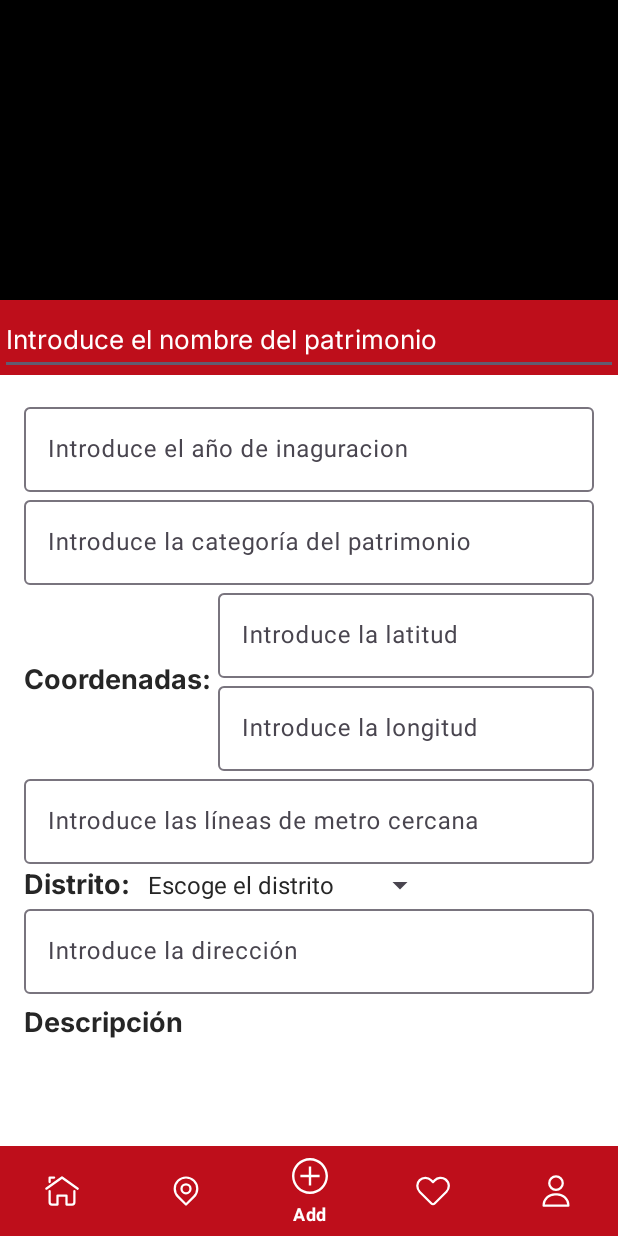
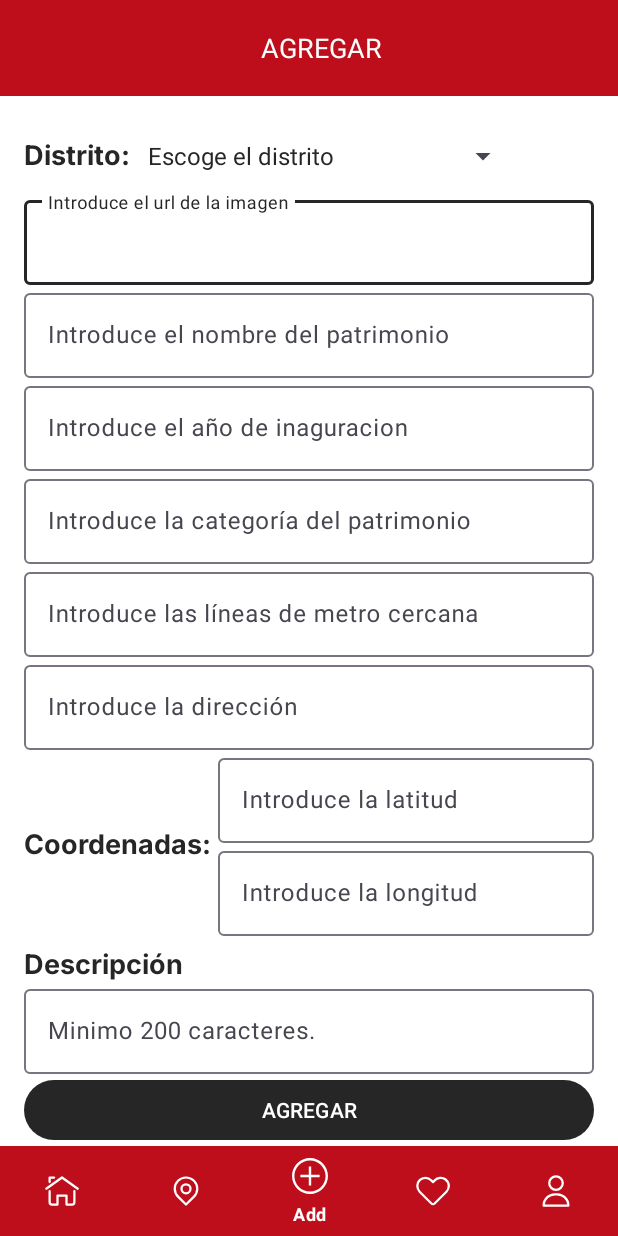
Before and after one commit to YanetC04/MadridIndustria, an Android app: the Add screen opened directly, with no data from a screen before it, on a phone screen of 412 x 824 dp. Run offline under Robolectric (Android 15) with nearby library versions, the phone set to English and light mode, and no system bars; our stand-ins replace Firebase (no records; nobody signed in at launch, a user with empty details on screens opened directly); Roboto replaces fonts that are not available here.

Commit message:
App Update

```diff
--- a/app/build.gradle.kts
+++ b/app/build.gradle.kts
@@ -12,7 +12,7 @@ android {
         minSdk = 26
         targetSdk = 34
         versionCode = 1
-        versionName = "0.1"
+        versionName = "0.2"
 
         testInstrumentationRunner = "androidx.test.runner.AndroidJUnitRunner"
     }
--- a/app/src/main/AndroidManifest.xml
+++ b/app/src/main/AndroidManifest.xml
@@ -5,6 +5,7 @@
     <uses-permission android:name="android.permission.INTERNET" />
     <uses-permission android:name="android.permission.ACCESS_FINE_LOCATION" />
     <uses-permission android:name="android.permission.ACCESS_COARSE_LOCATION" />
+    <uses-permission android:name="android.permission.READ_EXTERNAL_STORAGE" />
 
     <application
         android:allowBackup="true"
--- a/app/src/main/java/com/proyectointegrador/madridindustria/Password.java
+++ b/app/src/main/java/com/proyectointegrador/madridindustria/Password.java
@@ -15,9 +15,10 @@ public class Password extends AppCompatActivity {
         setContentView(R.layout.activity_password);
         TextView txt = findViewById(R.id.txt4);
         Button inicio = findViewById(R.id.iniciar);
+        String source = getIntent().getStringExtra("intent");
 
         txt.setOnClickListener(v -> {
-            Intent intent = new Intent(Password.this, Login.class);
+            Intent intent = new Intent(Password.this, Login.class).putExtra("intent", source);
             startActivity(intent);
         });
         inicio.setOnClickListener(v -> {
--- a/app/src/main/res/layout/activity_add.xml
+++ b/app/src/main/res/layout/activity_add.xml
@@ -5,53 +5,32 @@
     android:layout_width="match_parent"
     android:layout_height="match_parent"
     tools:context=".Add">
-    <androidx.coordinatorlayout.widget.CoordinatorLayout
-        android:layout_width="match_parent"
-        android:layout_height="match_parent"
-        app:layout_constraintBottom_toBottomOf="parent"
+
+    <androidx.appcompat.widget.Toolbar
+        android:id="@+id/toolbar"
+        android:layout_width="0dp"
+        android:layout_height="?attr/actionBarSize"
+        android:theme="@style/Theme.MadridIndustria.NoActionBar.HeaderRed"
         app:layout_constraintEnd_toEndOf="parent"
         app:layout_constraintStart_toStartOf="parent"
         app:layout_constraintTop_toTopOf="parent">
 
-        <com.google.android.material.appbar.AppBarLayout
-            android:id="@+id/appBarLayout"
+        <TextView
+            android:id="@+id/toolbar_title"
             android:layout_width="match_parent"
-            android:layout_height="wrap_content">
+            android:layout_height="wrap_content"
+            android:text="AGREGAR"
+            android:textSize="18sp"
+            android:gravity="center" />
+    </androidx.appcompat.widget.Toolbar>
 
-            <com.google.android.material.appbar.CollapsingToolbarLayout
-                android:id="@+id/toolbarCollapse"
-                android:layout_width="match_parent"
-                android:layout_height="250dp"
-                style="@style/CollapsingToolbarLayout.MadridIndustria.NoActionBar"
-                app:layout_scrollFlags="scroll|exitUntilCollapsed">
-
-                <ImageView
-                    android:id="@+id/imagen"
-                    android:layout_width="match_parent"
-                    android:layout_height="200dp"
-                    android:contentDescription="@string/contenido"
-                    android:src="@android:color/background_dark"
-                    android:scaleType="centerCrop" />
-
-                <androidx.constraintlayout.widget.ConstraintLayout
-                    android:id="@+id/input_nombre"
-                    android:layout_width="match_parent"
-                    android:layout_height="match_parent">
-
-                    <EditText
-                        android:id="@+id/nombre"
-                        style="@style/textContent"
-                        android:layout_width="0dp"
-                        android:layout_height="48dp"
-                        android:hint="Introduce el nombre del patrimonio"
-                        android:textColor="@color/white"
-                        android:textColorHint="@color/white"
-                        app:layout_constraintBottom_toBottomOf="parent"
-                        app:layout_constraintEnd_toEndOf="parent"
-                        app:layout_constraintStart_toStartOf="parent" />
-                </androidx.constraintlayout.widget.ConstraintLayout>
-            </com.google.android.material.appbar.CollapsingToolbarLayout>
-        </com.google.android.material.appbar.AppBarLayout>
+    <androidx.coordinatorlayout.widget.CoordinatorLayout
+        android:layout_width="match_parent"
+        android:layout_height="0dp"
+        app:layout_constraintBottom_toTopOf="@id/bottom_navigation"
+        app:layout_constraintEnd_toEndOf="parent"
+        app:layout_constraintStart_toStartOf="parent"
+        app:layout_constraintTop_toBottomOf="@id/toolbar">
 
         <androidx.core.widget.NestedScrollView
             android:id="@+id/nestedScrollView"
@@ -64,6 +43,52 @@
                 android:layout_height="wrap_content"
                 android:orientation="vertical"
                 android:padding="16dp">
+
+                <LinearLayout
+                    android:layout_width="match_parent"
+                    android:layout_height="wrap_content"
+                    android:orientation="horizontal">
+
+                    <TextView
+                        style="@style/textTitle"
+                        android:text="Distrito: " />
+
+                    <Spinner
+                        android:id="@+id/distrito"
+                        android:layout_width="wrap_content"
+                        android:layout_height="48dp"/>
+                </LinearLayout>
+
+                <com.google.android.material.textfield.TextInputLayout
+                    android:id="@+id/input_imagen"
+                    android:layout_width="match_parent"
+                    android:layout_height="wrap_content"
+                    app:layout_constraintBottom_toBottomOf="parent"
+                    app:layout_constraintEnd_toEndOf="parent"
+                    app:layout_constraintStart_toStartOf="parent">
+
+                    <EditText
+                        android:id="@+id/imagen"
+                        android:layout_width="match_parent"
+                        android:layout_height="wrap_content"
+                        android:hint="@string/ima"/>
+                </com.google.android.material.textfield.TextInputLayout>
+
+                <com.google.android.material.textfield.TextInputLayout
+                    android:id="@+id/input_nombre"
+                    android:layout_width="match_parent"
+                    android:layout_height="wrap_content"
+                    app:layout_constraintBottom_toBottomOf="parent"
+                    app:layout_constraintEnd_toEndOf="parent"
+                    app:layout_constraintStart_toStartOf="parent">
+
+                    <EditText
+                        android:id="@+id/nombre"
+                        android:layout_width="match_parent"
+                        android:layout_height="wrap_content"
+                        android:hint="@string/nom"/>
+                </com.google.android.material.textfield.TextInputLayout>
+
                 <com.google.android.material.textfield.TextInputLayout
                     android:id="@+id/input_inaguracion"
                     android:layout_width="match_parent"
@@ -73,7 +98,7 @@
                         android:id="@+id/inaguracion"
                         android:layout_width="match_parent"
                         android:layout_height="wrap_content"
-                        android:hint="Introduce el año de inaguracion"/>
+                        android:hint="@string/ina"/>
                 </com.google.android.material.textfield.TextInputLayout>
                 <com.google.android.material.textfield.TextInputLayout
                     android:id="@+id/input_patrimonio"
@@ -84,7 +109,31 @@
                         android:id="@+id/patrimonio"
                         android:layout_width="match_parent"
                         android:layout_height="wrap_content"
-                        android:hint="Introduce la categoría del patrimonio" />
+                        android:hint="@string/pat" />
+                </com.google.android.material.textfield.TextInputLayout>
+
+                <com.google.android.material.textfield.TextInputLayout
+                    android:id="@+id/input_metro"
+                    android:layout_width="match_parent"
+                    android:layout_height="wrap_content">
+
+                    <EditText
+                        android:id="@+id/metro"
+                        android:layout_width="match_parent"
+                        android:layout_height="wrap_content"
+                        android:hint="@string/met" />
+                </com.google.android.material.textfield.TextInputLayout>
+
+                <com.google.android.material.textfield.TextInputLayout
+                    android:id="@+id/input_direccion"
+                    android:layout_width="match_parent"
+                    android:layout_height="wrap_content">
+
+                    <EditText
+                        android:id="@+id/direccion"
+                        android:layout_width="match_parent"
+                        android:layout_height="wrap_content"
+                        android:hint="@string/dir" />
                 </com.google.android.material.textfield.TextInputLayout>
 
                 <LinearLayout
@@ -99,7 +148,7 @@
 
                     <Space
                         android:layout_width="wrap_content"
-                        android:layout_height="wrap_content"></Space>
+                        android:layout_height="wrap_content"/>
 
 
                     <LinearLayout
@@ -116,7 +165,7 @@
                                 android:id="@+id/coordenadas_lat"
                                 android:layout_width="match_parent"
                                 android:layout_height="wrap_content"
-                                android:hint="Introduce la latitud"/>
+                                android:hint="@string/lat"/>
                         </com.google.android.material.textfield.TextInputLayout>
                         <com.google.android.material.textfield.TextInputLayout
                             android:id="@+id/input_coordenadas_lon"
@@ -127,70 +176,38 @@
                                 android:id="@+id/coordenadas_lon"
                                 android:layout_width="match_parent"
                                 android:layout_height="wrap_content"
-                                android:hint="Introduce la longitud"/>
+                                android:hint="@string/lon"/>
                         </com.google.android.material.textfield.TextInputLayout>
                     </LinearLayout>
                 </LinearLayout>
-                <com.google.android.material.textfield.TextInputLayout
-                    android:id="@+id/input_metro"
-                    android:layout_width="match_parent"
-                    android:layout_height="wrap_content">
-
-                    <EditText
-                        android:id="@+id/metro"
-                        android:layout_width="match_parent"
-                        android:layout_height="wrap_content"
-                        android:hint="Introduce las líneas de metro cercana" />
-                </com.google.android.material.textfield.TextInputLayout>
-                <LinearLayout
-                    android:layout_width="match_parent"
-                    android:layout_height="wrap_content"
-                    android:orientation="horizontal">
-
-                    <TextView
-                        style="@style/textTitle"
-                        android:text="Distrito: " />
-
-                    <Spinner
-                        android:id="@+id/distrito"
-                        android:layout_width="wrap_content"
-                        android:layout_height="wrap_content"/>
-                </LinearLayout>
-                <com.google.android.material.textfield.TextInputLayout
-                    android:id="@+id/input_direccion"
-                    android:layout_width="match_parent"
-                    android:layout_height="wrap_content">
-
-                    <EditText
-                        android:id="@+id/direccion"
-                        android:layout_width="match_parent"
-                        android:layout_height="wrap_content"
-                        android:hint="Introduce la dirección" />
-                </com.google.android.material.textfield.TextInputLayout>
 
                 <TextView
                     android:layout_marginTop="5dp"
                     style="@style/textTitle"
                     android:text="@string/descripcion" />
 
-                <EditText
-                    android:id="@+id/descripcion"
+                <com.google.android.material.textfield.TextInputLayout
+                    android:id="@+id/input_descripcion"
                     android:layout_width="match_parent"
-                    android:layout_height="180dp"
-                    style="@style/textContent"
-                    android:hint="Introduce la descripción del patrimonio. Minimo 200 caracteres."
-                    android:justificationMode="inter_word"/>
+                    android:layout_height="wrap_content">
+
+                    <EditText
+                        android:id="@+id/descripcion"
+                        android:layout_width="match_parent"
+                        android:layout_height="wrap_content"
+                        android:hint="@string/des"
+                        android:justificationMode="inter_word"/>
+                </com.google.android.material.textfield.TextInputLayout>
+
                 <Button
                     android:id="@+id/enviar"
                     android:layout_width="match_parent"
                     android:layout_height="wrap_content"
                     style="@style/button_red"
-                    android:text="ENVIAR" />
+                    android:text="AGREGAR" />
             </LinearLayout>
         </androidx.core.widget.NestedScrollView>
-
     </androidx.coordinatorlayout.widget.CoordinatorLayout>
-
 
     <com.google.android.material.bottomnavigation.BottomNavigationView
         android:id="@+id/bottom_navigation"
--- a/app/src/main/res/values/strings.xml
+++ b/app/src/main/res/values/strings.xml
@@ -33,14 +33,30 @@
     <string name="info">Info. de la aplicacción</string>
     <string name="english" translatable="false">English</string>
     <string name="spanish" translatable="false">Spanish</string>
+    <string name="lat">Introduce la latitud</string>
+    <string name="lon">Introduce la longitud</string>
+    <string name="nom">Introduce el nombre del patrimonio</string>
+    <string name="ina">Introduce el año de inaguracion</string>
+    <string name="pat">Introduce la categoría del patrimonio</string>
+    <string name="met">Introduce las líneas de metro cercana</string>
+    <string name="des">Minimo 200 caracteres.</string>
+    <string name="dir">Introduce la dirección</string>
+    <string name="ima">Introduce el url de la imagen</string>
     <string-array name="distritos">
         <item>Escoge el distrito</item>
         <item>Distrito Arganzuela</item>
+        <item>Distrito Barajas</item>
+        <item>Distrito Centro</item>
+        <item>Distrito Chamartín</item>
+        <item>Distrito Chamberí</item>
         <item>Distrito Hortaleza</item>
+        <item>Distrito Moncloa-Aravaca</item>
+        <item>Distrito Latina</item>
         <item>Distrito Retiro</item>
-        <item>Distrito Centro</item>
-        <item>Distrito Arganzuela</item>
-        <item>Distrito Arganzuela</item>
-        <item>Distrito Arganzuela</item>
+        <item>Distrito Salamanca</item>
+        <item>Distrito San Blas-Canillejas</item>
+        <item>Distrito Tetuán</item>
+        <item>Distrito Vallecas</item>
+        <item>Distrito Villaverde</item>
     </string-array>
 </resources>
```
Also changed, not shown: app/src/main/java/com/proyectointegrador/madridindustria/Add.java (+215 -28 lines), app/src/main/java/com/proyectointegrador/madridindustria/FirebaseAuthHelper.java (deleted, +0 -35 lines), app/src/main/java/com/proyectointegrador/madridindustria/Login.java (+15 -20 lines), app/src/main/java/com/proyectointegrador/madridindustria/Register.java (+4 -4 lines), app/src/main/res/drawable/add_photo.xml (added, +27 -0 lines).
